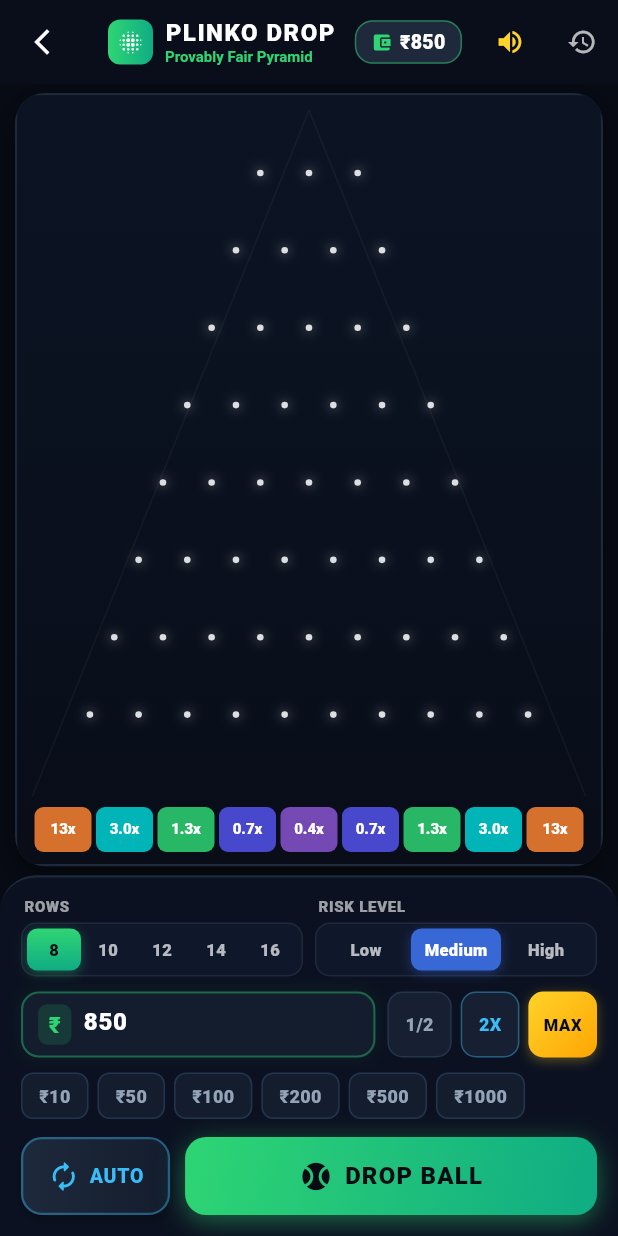
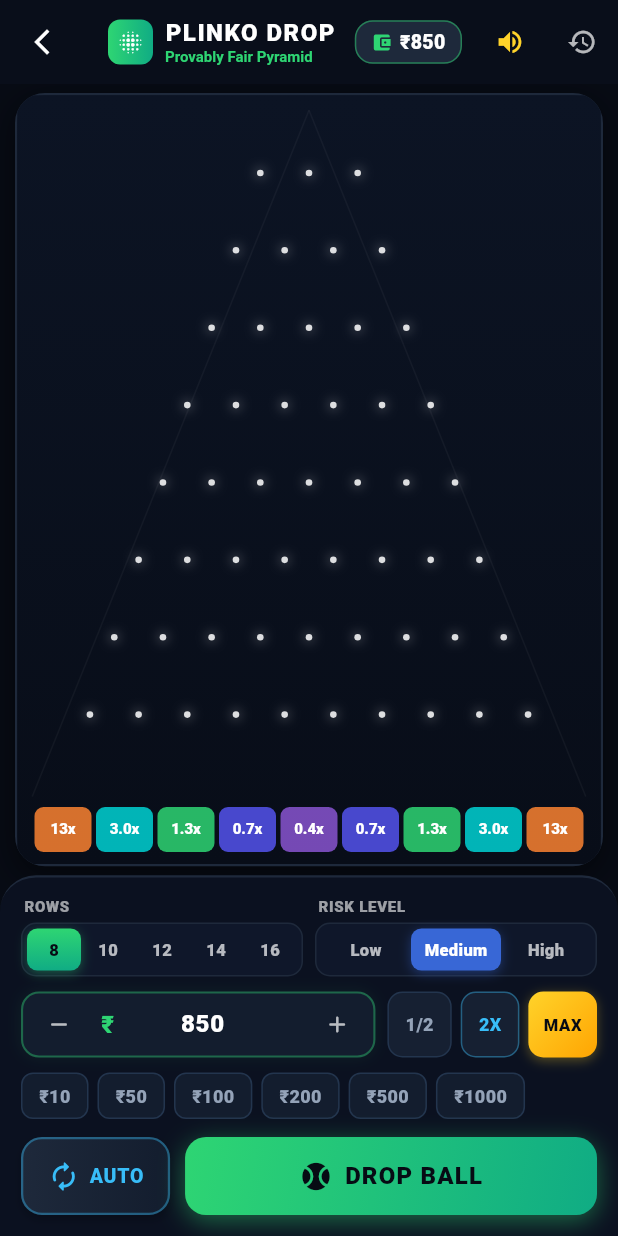
Before and after one commit to Aryan7251/tournament, a Flutter app: the PlinkoScreen screen opened directly, after a tap on "MAX", on a phone screen of 412 x 824 dp. Run offline on Flutter 3.47's test engine with Material 3 defaults, Android fonts, the phone set to English and light mode, and no system bars; our stand-ins replace google_fonts, shared_preferences; missing offline and left inert: dart:js_interop; accounts and stored records are empty; network calls fail.

Commit message:
fix(plinko): decouple 60fps board animation from controls and use robust stepper input for amount visibility

```diff
--- a/frontend/lib/screens/plinko_screen.dart
+++ b/frontend/lib/screens/plinko_screen.dart
@@ -122,19 +122,12 @@ class _PlinkoScreenState extends State<PlinkoScreen> with TickerProviderStateMix
     super.initState();
     _loadMultipliers();
 
-    // Continuous 60fps Game Loop
+    // Continuous 60fps Game Loop for Board Physics
     _gameLoopController = AnimationController(
       vsync: this,
       duration: const Duration(seconds: 1),
     )..addListener(_onGameTick);
     _gameLoopController.repeat();
-
-    _betController.addListener(() {
-      final val = int.tryParse(_betController.text);
-      if (val != null && val != _betAmount) {
-        setState(() => _betAmount = val);
-      }
-    });
 
     WidgetsBinding.instance.addPostFrameCallback((_) {
       _refreshHistory();
@@ -195,10 +188,9 @@ class _PlinkoScreenState extends State<PlinkoScreen> with TickerProviderStateMix
   void _onGameTick() {
     if (!mounted) return;
     final now = DateTime.now();
-    bool needsRepaint = false;
 
     // 1. Update Falling Balls
-    const double totalFallDurationMs = 2600.0; // Ball drop total time
+    const double totalFallDurationMs = 2600.0;
     final finishedBalls = <_ActivePlinkoBall>[];
 
     for (var ball in _activeBalls) {
@@ -212,14 +204,12 @@ class _PlinkoScreenState extends State<PlinkoScreen> with TickerProviderStateMix
         ball.lastHitRow = currentRow;
         // Play bounce sound with pitch scaling
         AviatorAudioService.playPlinkoBounce(currentRow.toDouble());
-        needsRepaint = true;
       }
 
       if (progress >= 1.0 && !ball.isFinished) {
         ball.isFinished = true;
         finishedBalls.add(ball);
         _handleBallLanded(ball);
-        needsRepaint = true;
       }
     }
 
@@ -237,7 +227,6 @@ class _PlinkoScreenState extends State<PlinkoScreen> with TickerProviderStateMix
       } else {
         _slotHitHighlights[slot] = newVal;
       }
-      needsRepaint = true;
     });
     for (var k in keysToRemove) {
       _slotHitHighlights.remove(k);
@@ -246,7 +235,7 @@ class _PlinkoScreenState extends State<PlinkoScreen> with TickerProviderStateMix
     // 3. Remove Old Floating Texts (lifespan: 1400ms)
     _floatingTexts.removeWhere((item) => now.difference(item.createdAt).inMilliseconds > 1400);
 
-    if (needsRepaint || _activeBalls.isNotEmpty || _floatingTexts.isNotEmpty) {
+    if (finishedBalls.isNotEmpty) {
       setState(() {});
     }
   }
@@ -394,13 +383,7 @@ class _PlinkoScreenState extends State<PlinkoScreen> with TickerProviderStateMix
     );
   }
 
-  @override
-  Widget build(BuildContext context) {
-    final provider = context.watch<AppProvider>();
-    final balance = provider.wallet.totalBalance;
-
-    return Theme(
-      data: ThemeData.dark().copyWith(
+  static final ThemeData _plinkoDarkTheme = ThemeData.dark().copyWith(
     scaffoldBackgroundColor: const Color(0xFF070B14),
     textSelectionTheme: const TextSelectionThemeData(
       cursorColor: Color(0xFF2ED573),
@@ -408,16 +391,24 @@ class _PlinkoScreenState extends State<PlinkoScreen> with TickerProviderStateMix
       selectionHandleColor: Color(0xFF2ED573),
     ),
     inputDecorationTheme: const InputDecorationTheme(
-          filled: false,
+      filled: true,
       fillColor: Colors.transparent,
       border: InputBorder.none,
       enabledBorder: InputBorder.none,
       focusedBorder: InputBorder.none,
+      disabledBorder: InputBorder.none,
       errorBorder: InputBorder.none,
-          disabledBorder: InputBorder.none,
-          contentPadding: EdgeInsets.zero,
-        ),
-      ),
+      contentPadding: EdgeInsets.symmetric(vertical: 8),
+    ),
+  );
+
+  @override
+  Widget build(BuildContext context) {
+    final provider = context.watch<AppProvider>();
+    final balance = provider.wallet.totalBalance;
+
+    return Theme(
+      data: _plinkoDarkTheme,
       child: Scaffold(
         backgroundColor: const Color(0xFF070B14),
         appBar: _buildAppBar(balance),
@@ -427,7 +418,7 @@ class _PlinkoScreenState extends State<PlinkoScreen> with TickerProviderStateMix
               // 1. Top Recent Multipliers Bar
               _buildRecentMultipliersStrip(),
 
-              // 2. Main Plinko Board Area
+              // 2. Main Plinko Board Area (60fps Canvas Loop decoupled from UI state)
               Expanded(
                 child: Padding(
                   padding: const EdgeInsets.symmetric(horizontal: 10, vertical: 6),
@@ -448,7 +439,11 @@ class _PlinkoScreenState extends State<PlinkoScreen> with TickerProviderStateMix
                       ],
                     ),
                     clipBehavior: Clip.antiAlias,
-                    child: LayoutBuilder(
+                    child: RepaintBoundary(
+                      child: AnimatedBuilder(
+                        animation: _gameLoopController,
+                        builder: (context, _) {
+                          return LayoutBuilder(
                             builder: (context, constraints) {
                               return CustomPaint(
                                 size: Size(constraints.maxWidth, constraints.maxHeight),
@@ -462,6 +457,9 @@ class _PlinkoScreenState extends State<PlinkoScreen> with TickerProviderStateMix
                                 ),
                               );
                             },
+                          );
+                        },
+                      ),
                     ),
                   ),
                 ),
@@ -773,10 +771,10 @@ class _PlinkoScreenState extends State<PlinkoScreen> with TickerProviderStateMix
           ),
           const SizedBox(height: 10),
 
-          // Row 2: Bet Amount Input Field & Multiplier Adjusters
+          // Row 2: Bet Amount Stepper Input & Multipliers
           Row(
             children: [
-              // Bet Amount Input Field Box (Fixed digit visibility and dark styling)
+              // Amount Input with - / + Stepper (Ultra Reliable Text Rendering)
               Expanded(
                 flex: 5,
                 child: Container(
@@ -795,41 +793,25 @@ class _PlinkoScreenState extends State<PlinkoScreen> with TickerProviderStateMix
                       ),
                     ],
                   ),
-                  padding: const EdgeInsets.symmetric(horizontal: 10),
                   child: Row(
                     children: [
-                      Container(
-                        padding: const EdgeInsets.symmetric(horizontal: 7, vertical: 3),
-                        decoration: BoxDecoration(
-                          color: const Color(0xFF2ED573).withValues(alpha: 0.15),
-                          borderRadius: BorderRadius.circular(6),
-                        ),
-                        child: const Text(
-                          '₹',
-                          style: TextStyle(
-                            color: Color(0xFF2ED573),
-                            fontSize: 15,
-                            fontWeight: FontWeight.w900,
-                          ),
-                        ),
-                      ),
-                      const SizedBox(width: 8),
+                      IconButton(
+                        icon: const Icon(Icons.remove_rounded, size: 18, color: Colors.white70),
+                        padding: EdgeInsets.zero,
+                        constraints: const BoxConstraints(minWidth: 34, minHeight: 44),
+                        onPressed: () {
+                          final v = max(10, _betAmount - 10);
+                          setState(() {
+                            _betAmount = v;
+                            _betController.text = '$v';
+                          });
+                        },
+                      ),
                       Expanded(
-                        child: Theme(
-                          data: ThemeData.dark().copyWith(
-                            inputDecorationTheme: const InputDecorationTheme(
-                              filled: false,
-                              fillColor: Colors.transparent,
-                              border: InputBorder.none,
-                              enabledBorder: InputBorder.none,
-                              focusedBorder: InputBorder.none,
-                              errorBorder: InputBorder.none,
-                              disabledBorder: InputBorder.none,
-                            ),
-                          ),
                         child: TextField(
                           controller: _betController,
                           keyboardType: TextInputType.number,
+                          textAlign: TextAlign.center,
                           cursorColor: const Color(0xFF2ED573),
                           cursorWidth: 2,
                           style: const TextStyle(
@@ -840,19 +822,40 @@ class _PlinkoScreenState extends State<PlinkoScreen> with TickerProviderStateMix
                           ),
                           decoration: const InputDecoration(
                             isDense: true,
-                              filled: false,
+                            filled: true,
                             fillColor: Colors.transparent,
                             border: InputBorder.none,
                             enabledBorder: InputBorder.none,
                             focusedBorder: InputBorder.none,
                             disabledBorder: InputBorder.none,
                             errorBorder: InputBorder.none,
-                              contentPadding: EdgeInsets.symmetric(vertical: 10),
-                              hintText: '0',
-                              hintStyle: TextStyle(color: Colors.white30, fontWeight: FontWeight.bold),
-                            ),
-                          ),
-                        ),
+                            prefixText: '₹',
+                            prefixStyle: TextStyle(
+                              color: Color(0xFF2ED573),
+                              fontSize: 16,
+                              fontWeight: FontWeight.w900,
+                            ),
+                            contentPadding: EdgeInsets.symmetric(vertical: 8),
+                          ),
+                          onChanged: (v) {
+                            final parsed = int.tryParse(v);
+                            if (parsed != null) {
+                              _betAmount = parsed;
+                            }
+                          },
+                        ),
+                      ),
+                      IconButton(
+                        icon: const Icon(Icons.add_rounded, size: 18, color: Colors.white70),
+                        padding: EdgeInsets.zero,
+                        constraints: const BoxConstraints(minWidth: 34, minHeight: 44),
+                        onPressed: () {
+                          final v = _betAmount + 50;
+                          setState(() {
+                            _betAmount = v;
+                            _betController.text = '$v';
+                          });
+                        },
                       ),
                     ],
                   ),
@@ -864,7 +867,10 @@ class _PlinkoScreenState extends State<PlinkoScreen> with TickerProviderStateMix
               InkWell(
                 onTap: () {
                   final newBet = max(10, (_betAmount / 2).floor());
+                  setState(() {
+                    _betAmount = newBet;
                     _betController.text = newBet.toString();
+                  });
                 },
                 borderRadius: BorderRadius.circular(10),
                 child: Container(
@@ -892,7 +898,10 @@ class _PlinkoScreenState extends State<PlinkoScreen> with TickerProviderStateMix
               InkWell(
                 onTap: () {
                   final newBet = min(balance, _betAmount * 2);
+                  setState(() {
+                    _betAmount = newBet;
                     _betController.text = newBet.toString();
+                  });
                 },
                 borderRadius: BorderRadius.circular(10),
                 child: Container(
@@ -919,7 +928,11 @@ class _PlinkoScreenState extends State<PlinkoScreen> with TickerProviderStateMix
               // Quick MAX Button
               InkWell(
                 onTap: () {
-                  _betController.text = balance > 0 ? balance.toString() : '100';
+                  final newBet = balance > 0 ? balance : 100;
+                  setState(() {
+                    _betAmount = newBet;
+                    _betController.text = newBet.toString();
+                  });
                 },
                 borderRadius: BorderRadius.circular(10),
                 child: Container(
@@ -965,7 +978,12 @@ class _PlinkoScreenState extends State<PlinkoScreen> with TickerProviderStateMix
                 return Padding(
                   padding: const EdgeInsets.only(right: 6),
                   child: InkWell(
-                    onTap: () => _betController.text = amt.toString(),
+                    onTap: () {
+                      setState(() {
+                        _betAmount = amt;
+                        _betController.text = amt.toString();
+                      });
+                    },
                     borderRadius: BorderRadius.circular(8),
                     child: AnimatedContainer(
                       duration: const Duration(milliseconds: 180),
```
Also changed, not shown: 3 other files. Lines whose indentation alone changed are shown as unchanged.
